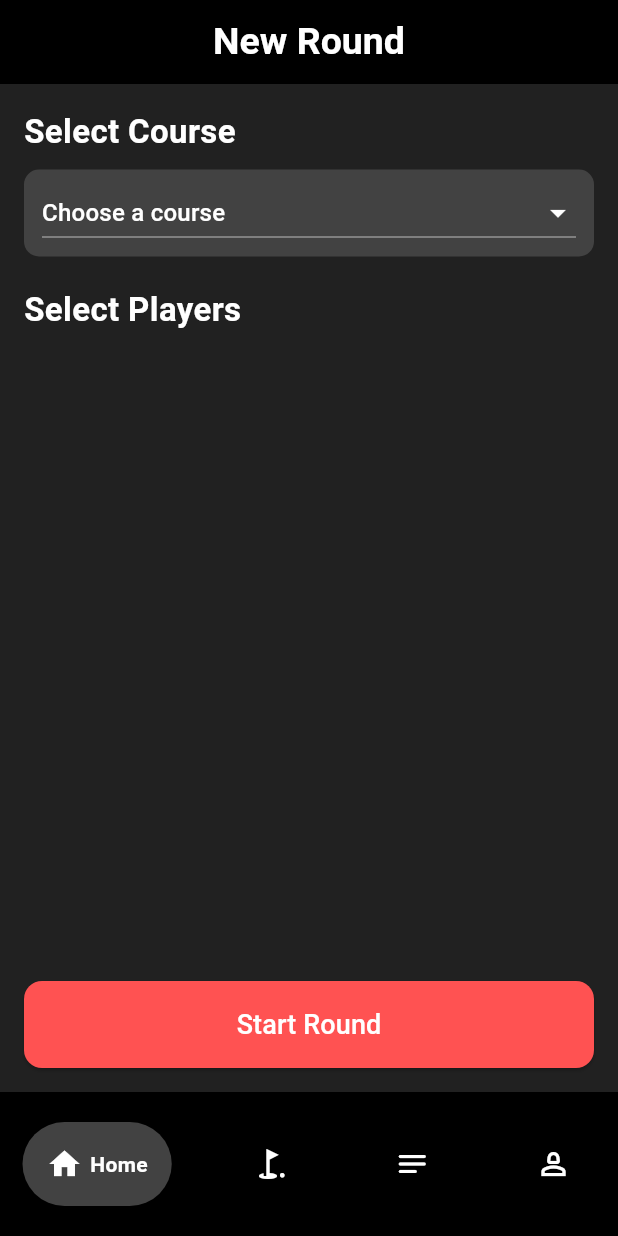
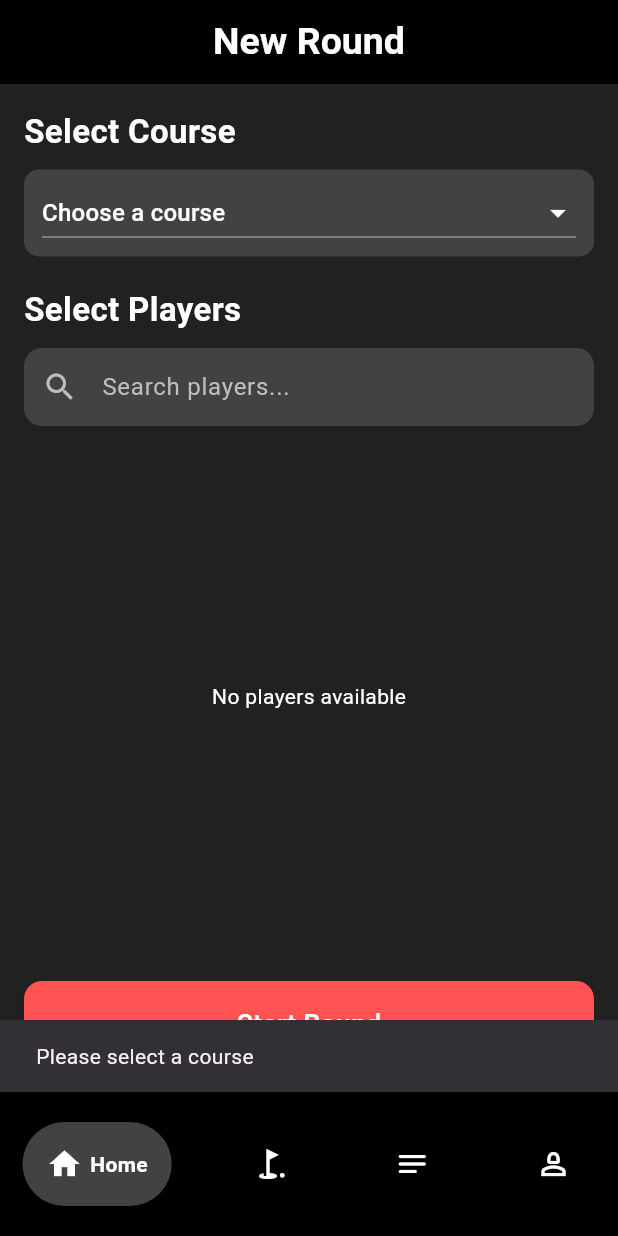
Before and after one commit to udensbalts/BogeyTracker, a Flutter app: the screen it shows once a user with an empty profile is signed in, after a tap on "Start Round", on a phone screen of 412 x 824 dp. Run offline on Flutter 3.47's test engine with Material 3 defaults, Android fonts, the phone set to English and light mode, and no system bars; drawn by our look-alikes of google_nav_bar; our stand-ins replace cloud_firestore, firebase_auth, firebase_core, get; accounts and stored records are empty.

Commit message:
Updated player list

```diff
--- a/lib/pages/new_round_screen.dart
+++ b/lib/pages/new_round_screen.dart
@@ -15,16 +15,37 @@ class _NewRoundScreenState extends State<NewRoundScreen> {
   String? selectedCourseId;
   String? selectedCourseName;
   List<PlayerScore> selectedPlayers = [];
+  TextEditingController searchController = TextEditingController();
+  List<Map<String, dynamic>> filteredUsers = [];
 
   @override
   void initState() {
     super.initState();
     fetchCourses();
     fetchUsers();
+    searchController.addListener(_filterUsers);
+  }
+
+  @override
+  void dispose() {
+    searchController.dispose();
+    super.dispose();
+  }
+
+  void _filterUsers() {
+    final query = searchController.text.toLowerCase();
+    setState(() {
+      filteredUsers = users.where((user) {
+        final name = user['name']?.toString().toLowerCase() ?? '';
+        return name.contains(query);
+      }).toList();
+    });
   }
 
   Future<void> fetchCourses() async {
-    var snapshot = await FirebaseFirestore.instance.collection('courses').get();
+    try {
+      var snapshot =
+          await FirebaseFirestore.instance.collection('courses').get();
       setState(() {
         courses = snapshot.docs.map((doc) {
           return {
@@ -37,9 +58,13 @@ class _NewRoundScreenState extends State<NewRoundScreen> {
           };
         }).toList();
       });
+    } catch (e) {
+      print("Error fetching courses: $e");
+    }
   }
 
   Future<void> fetchUsers() async {
+    try {
       var snapshot = await FirebaseFirestore.instance.collection('users').get();
       setState(() {
         users = snapshot.docs.map((doc) {
@@ -48,7 +73,12 @@ class _NewRoundScreenState extends State<NewRoundScreen> {
             'name': doc['name'],
           };
         }).toList();
+        filteredUsers = List.from(users);
+        searchController.clear();
       });
+    } catch (e) {
+      print("Error fetching users: $e");
+    }
   }
 
   void togglePlayer(Map<String, dynamic> user) {
@@ -66,16 +96,29 @@ class _NewRoundScreenState extends State<NewRoundScreen> {
   }
 
   Future<void> startRound() async {
-    if (selectedCourseId == null || selectedPlayers.isEmpty) {
+    if (selectedCourseId == null) {
+      ScaffoldMessenger.of(context).showSnackBar(
+        SnackBar(content: Text("Please select a course")),
+      );
       return;
     }
 
-    var selectedCourse = courses.firstWhere((c) => c['id'] == selectedCourseId,
-        orElse: () => {});
+    if (selectedPlayers.isEmpty) {
+      ScaffoldMessenger.of(context).showSnackBar(
+        SnackBar(content: Text("Please select at least one player")),
+      );
+      return;
+    }
 
-    if (selectedCourse.isEmpty ||
-        selectedCourse['baskets'] == null ||
+    try {
+      var selectedCourse =
+          courses.firstWhere((c) => c['id'] == selectedCourseId);
+
+      if (selectedCourse['baskets'] == null ||
           selectedCourse['baskets'] is! List) {
+        ScaffoldMessenger.of(context).showSnackBar(
+          SnackBar(content: Text("Invalid course data")),
+        );
         return;
       }
 
@@ -90,7 +133,7 @@ class _NewRoundScreenState extends State<NewRoundScreen> {
       }).toList();
 
       for (var player in selectedPlayers) {
-      player.basketScores = List.from(basketScores); // Ensure separate copies
+        player.basketScores = List.from(basketScores);
       }
 
       String? roundId = await RoundService().createRound(
@@ -99,13 +142,9 @@ class _NewRoundScreenState extends State<NewRoundScreen> {
       );
 
       if (roundId == null) {
-      ScaffoldMessenger.of(context).showSnackBar(
-        SnackBar(content: Text("Failed to create round")),
-      );
-      return;
+        throw Exception("Failed to create round");
       }
 
-    // Pass data to the next screen
       Navigator.pushReplacement(
         context,
         MaterialPageRoute(
@@ -125,10 +164,15 @@ class _NewRoundScreenState extends State<NewRoundScreen> {
                           'distance': b['distance'],
                         })
                     .toList() ??
-              [], // Ensure baskets are passed correctly
+                [],
           ),
         ),
       );
+    } catch (e) {
+      ScaffoldMessenger.of(context).showSnackBar(
+        SnackBar(content: Text("Error starting round: ${e.toString()}")),
+      );
+    }
   }
 
   @override
@@ -152,6 +196,7 @@ class _NewRoundScreenState extends State<NewRoundScreen> {
         child: Column(
           crossAxisAlignment: CrossAxisAlignment.start,
           children: [
+            // Course Selection
             Text(
               "Select Course",
               style: TextStyle(
@@ -193,6 +238,7 @@ class _NewRoundScreenState extends State<NewRoundScreen> {
             ),
             SizedBox(height: 20),
 
+            // Player Selection
             Text(
               "Select Players",
               style: TextStyle(
@@ -202,11 +248,68 @@ class _NewRoundScreenState extends State<NewRoundScreen> {
               ),
             ),
             SizedBox(height: 10),
+
+            // Search Bar
+            TextField(
+              controller: searchController,
+              decoration: InputDecoration(
+                filled: true,
+                fillColor: Colors.grey[800],
+                hintText: 'Search players...',
+                hintStyle: TextStyle(color: Colors.grey[400]),
+                prefixIcon: Icon(Icons.search, color: Colors.grey[400]),
+                border: OutlineInputBorder(
+                  borderRadius: BorderRadius.circular(12),
+                  borderSide: BorderSide.none,
+                ),
+                contentPadding:
+                    EdgeInsets.symmetric(horizontal: 16, vertical: 14),
+              ),
+              style: TextStyle(color: Colors.white),
+            ),
+            SizedBox(height: 10),
+
+            // Selected Players Chips
+            if (selectedPlayers.isNotEmpty)
+              Wrap(
+                spacing: 8,
+                runSpacing: 8,
+                children: selectedPlayers.map((player) {
+                  return Chip(
+                    backgroundColor: Colors.red,
+                    label: Text(
+                      player.playerName,
+                      style: TextStyle(color: Colors.white),
+                    ),
+                    deleteIcon:
+                        Icon(Icons.close, size: 18, color: Colors.white),
+                    onDeleted: () {
+                      togglePlayer({
+                        'id': player.playerId,
+                        'name': player.playerName,
+                      });
+                    },
+                  );
+                }).toList(),
+              ),
+
+            // Player List
             Expanded(
-              child: ListView(
-                children: users.map((user) {
-                  bool isSelected =
-                      selectedPlayers.any((p) => p.playerId == user['id']);
+              child: filteredUsers.isEmpty
+                  ? Center(
+                      child: Text(
+                        searchController.text.isEmpty
+                            ? 'No players available'
+                            : 'No matching players found',
+                        style: TextStyle(color: Colors.white),
+                      ),
+                    )
+                  : ListView.builder(
+                      itemCount: filteredUsers.length,
+                      itemBuilder: (context, index) {
+                        final user = filteredUsers[index];
+                        bool isSelected = selectedPlayers
+                            .any((p) => p.playerId == user['id']);
                         return GestureDetector(
                           onTap: () => togglePlayer(user),
                           child: Container(
@@ -221,7 +324,8 @@ class _NewRoundScreenState extends State<NewRoundScreen> {
                               children: [
                                 Text(
                                   user['name'],
-                            style: TextStyle(fontSize: 18, color: Colors.white),
+                                  style: TextStyle(
+                                      fontSize: 18, color: Colors.white),
                                 ),
                                 Icon(
                                   isSelected
@@ -233,7 +337,7 @@ class _NewRoundScreenState extends State<NewRoundScreen> {
                             ),
                           ),
                         );
-                }).toList(),
+                      },
                     ),
             ),
             SizedBox(height: 20),
```
Also changed, not shown: 1 other file. Lines whose indentation alone changed are shown as unchanged.
